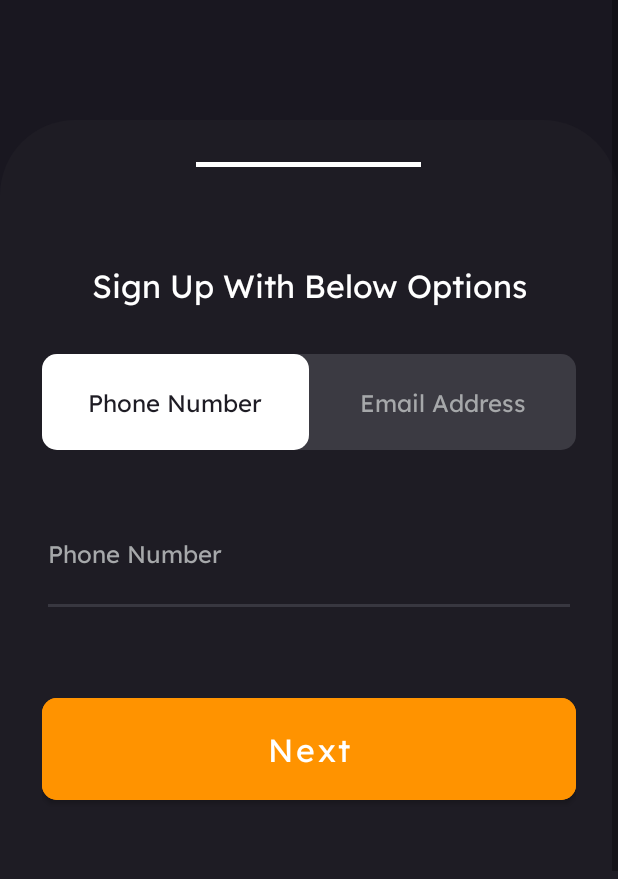
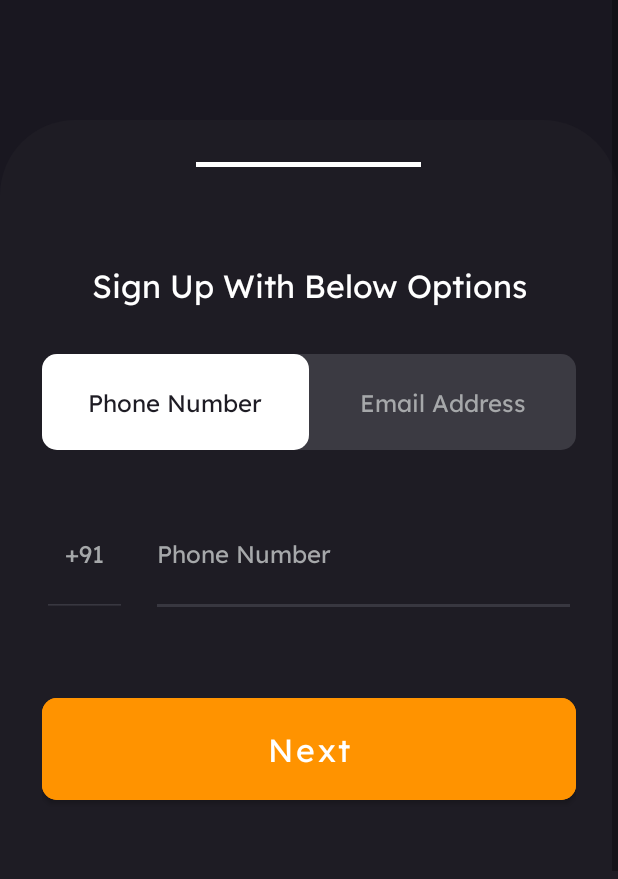
Before and after one commit to siddhantdrk/Instagram_Clone, an Android app: the SignUpOptionsActivity screen opened directly, with no data from a screen before it, on a phone screen of 412 x 824 dp, the part 357-1236 px from its top. Run offline under Robolectric (Android 15) with nearby library versions, the phone set to English and light mode, and no system bars.

Commit message:
Normal Editext Added added for Phone Code in activity_sign_up_options.xml

```diff
--- a/app/src/main/res/layout/activity_sign_up_options.xml
+++ b/app/src/main/res/layout/activity_sign_up_options.xml
@@ -83,11 +83,37 @@
 
             </com.google.android.material.tabs.TabLayout>
 
+            <LinearLayout
+                android:id="@+id/phoneNumberHll"
+                android:layout_width="match_parent"
+                android:layout_height="wrap_content"
+                android:orientation="horizontal">
+
+                <com.google.android.material.textfield.TextInputEditText
+                    android:id="@+id/phoneCodeTie"
+                    android:layout_width="0dp"
+                    android:layout_height="wrap_content"
+                    android:layout_marginTop="48dp"
+                    android:layout_marginEnd="16dp"
+                    android:layout_weight="1"
+                    android:backgroundTint="@color/inputFieldBorderColor"
+                    android:fontFamily="@font/lexendregular"
+                    android:gravity="center"
+                    android:hint="+91"
+                    android:inputType="textPhonetic"
+                    android:paddingBottom="32dp"
+                    android:textColor="@color/inputFieldTextColor"
+                    android:textColorHint="@color/inputFieldTextColor"
+                    android:textSize="16sp"
+                    android:theme="@style/inputFieldTextColorTieTheme"
+                    android:visibility="visible" />
+
                 <com.google.android.material.textfield.TextInputEditText
                     android:id="@+id/phoneNumberTie"
-                android:layout_width="match_parent"
+                    android:layout_width="0dp"
                     android:layout_height="wrap_content"
                     android:layout_marginTop="48dp"
+                    android:layout_weight="5"
                     android:backgroundTint="@color/inputFieldBorderColor"
                     android:fontFamily="@font/lexendregular"
                     android:hint="@string/phone_number"
@@ -98,6 +124,8 @@
                     android:textSize="16sp"
                     android:theme="@style/inputFieldTextColorTieTheme"
                     android:visibility="visible" />
+
+            </LinearLayout>
 
             <com.google.android.material.textfield.TextInputEditText
                 android:id="@+id/emailTie"
```
Lines whose indentation alone changed are shown as unchanged.
